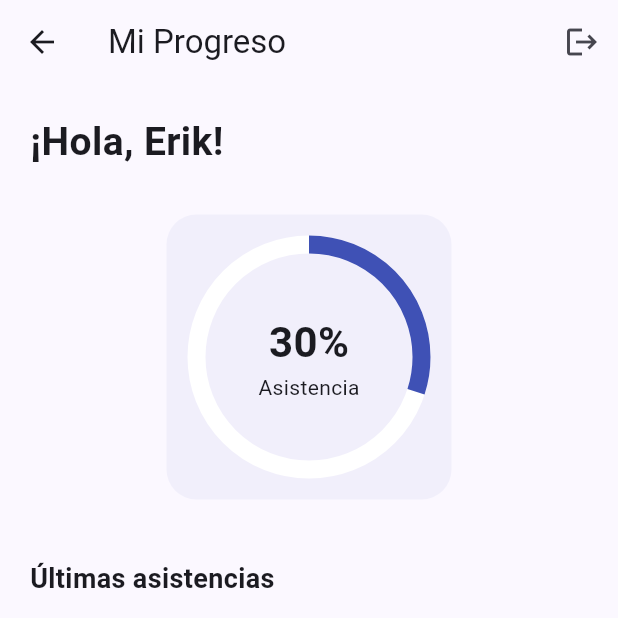
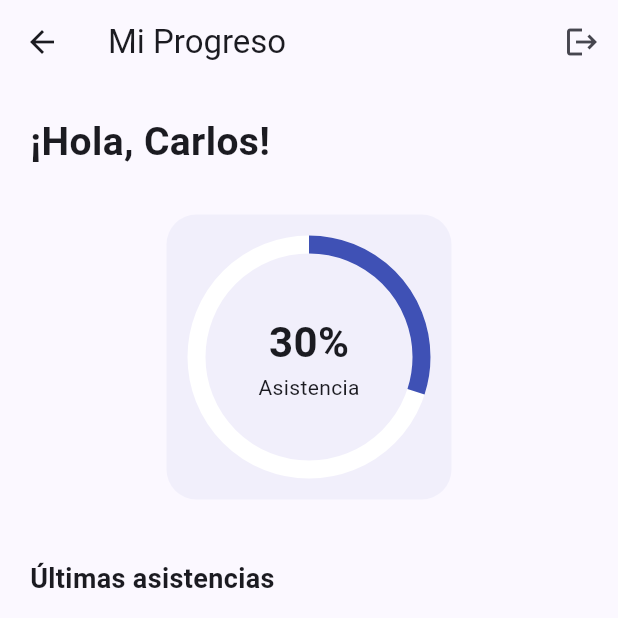
Before and after one commit to CARLOSARANA9010/CongresoApp, a Flutter app: the AlumnoDashboard screen opened directly, on a phone screen of 412 x 824 dp, the top half of it. Run offline on Flutter 3.47's test engine with Material 3 defaults, Android fonts, the phone set to English and light mode, and no system bars; missing offline and left inert: mobile_scanner.

Commit message:
hotfix: nombre

```diff
--- a/lib/screens/alumno/dashboard.dart
+++ b/lib/screens/alumno/dashboard.dart
@@ -19,7 +19,7 @@ class AlumnoDashboard extends StatelessWidget {
           child: Column(
             crossAxisAlignment: CrossAxisAlignment.start,
             children: [
-              const Text("¡Hola, Erik!", style: TextStyle(fontSize: 26, fontWeight: FontWeight.bold)),
+              const Text("¡Hola, Carlos!", style: TextStyle(fontSize: 26, fontWeight: FontWeight.bold)),
               const SizedBox(height: 30),
 
               // Tarjeta de la Gráfica
```
